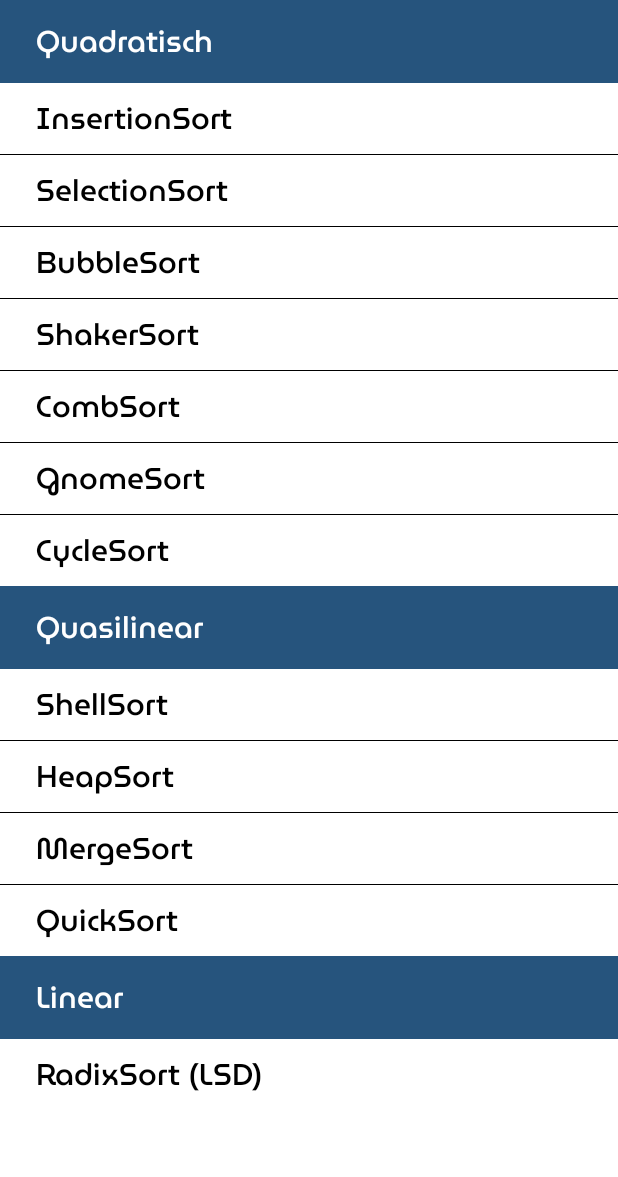
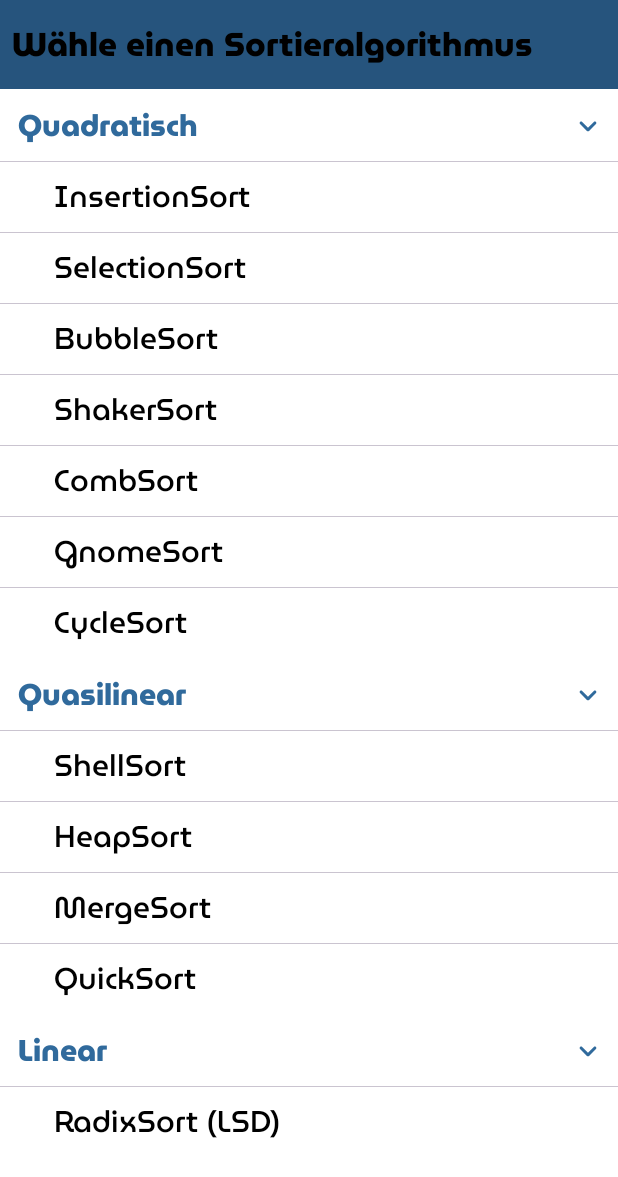
Before and after one commit to RaffaelW/SortVisualizer, an Android app built with Jetpack Compose: the screen it shows after launch (MainActivity), on a phone screen of 412 x 824 dp. Shown: the top 1177 px of the screen. Run offline under Robolectric (Android 15) with nearby library versions, the phone set to English and light mode, and no system bars.

Commit message:
improved the ui

```diff
--- a/app/src/main/java/com/raffascript/sortvisualizer/selection/presentation/SelectionScreen.kt
+++ b/app/src/main/java/com/raffascript/sortvisualizer/selection/presentation/SelectionScreen.kt
@@ -3,26 +3,39 @@ package com.raffascript.sortvisualizer.selection.presentation
 import android.annotation.SuppressLint
 import android.app.Activity
 import android.content.pm.ActivityInfo
+import androidx.compose.animation.AnimatedVisibility
 import androidx.compose.foundation.ExperimentalFoundationApi
+import androidx.compose.foundation.background
 import androidx.compose.foundation.clickable
+import androidx.compose.foundation.layout.Column
+import androidx.compose.foundation.layout.Row
 import androidx.compose.foundation.layout.fillMaxSize
 import androidx.compose.foundation.layout.fillMaxWidth
 import androidx.compose.foundation.layout.padding
 import androidx.compose.foundation.lazy.LazyColumn
-import androidx.compose.foundation.lazy.itemsIndexed
+import androidx.compose.foundation.lazy.items
+import androidx.compose.material.icons.Icons
+import androidx.compose.material.icons.rounded.KeyboardArrowDown
+import androidx.compose.material.icons.rounded.KeyboardArrowUp
 import androidx.compose.material3.Divider
+import androidx.compose.material3.Icon
 import androidx.compose.material3.MaterialTheme
 import androidx.compose.material3.Surface
 import androidx.compose.material3.Text
 import androidx.compose.runtime.Composable
 import androidx.compose.runtime.LaunchedEffect
+import androidx.compose.runtime.remember
+import androidx.compose.runtime.toMutableStateMap
+import androidx.compose.ui.Alignment
 import androidx.compose.ui.Modifier
 import androidx.compose.ui.platform.LocalContext
 import androidx.compose.ui.res.stringResource
+import androidx.compose.ui.text.font.FontWeight
 import androidx.compose.ui.tooling.preview.Preview
 import androidx.compose.ui.unit.Dp
 import androidx.compose.ui.unit.dp
 import androidx.compose.ui.unit.sp
+import com.raffascript.sortvisualizer.R
 import com.raffascript.sortvisualizer.core.data.AlgorithmData
 import com.raffascript.sortvisualizer.core.data.TimeComplexity
 import com.raffascript.sortvisualizer.core.data.algorithms.InsertionSort
@@ -37,49 +50,87 @@ fun SelectionScreen(state: SelectionState, navigateToVisualizer: (Int) -> Unit)
         activity.requestedOrientation = ActivityInfo.SCREEN_ORIENTATION_PORTRAIT
     }
 
+    Column {
+
+        Text(
+            text = "Wähle einen Sortieralgorithmus",
+            style = MaterialTheme.typography.titleLarge,
+            fontSize = 22.sp,
+            modifier = Modifier.fillMaxWidth()
+                .background(color = MaterialTheme.colorScheme.secondary)
+                .padding(horizontal = 8.dp, vertical = 12.dp)
+        )
+
+        val isExpandedMap = remember {
+            List(state.algorithmData.size) { index ->
+                index to true
+            }.toMutableStateMap()
+        }
+
         LazyColumn(modifier = Modifier.fillMaxSize()) {
-        state.algorithmData.toList().forEach { (key, list) ->
+            state.algorithmData.toList().forEachIndexed { index, (key, list) ->
 
                 stickyHeader {
-                Header(stringResource(id = key.fullName))
+                    Header(
+                        text = stringResource(id = key.fullName),
+                        isExpanded = isExpandedMap[index] ?: true,
+                        onClick = {
+                            isExpandedMap[index] = !(isExpandedMap[index] ?: true)
+                        }
+                    )
                 }
 
-            itemsIndexed(items = list, key = { _, item -> item.id }) { index, item ->
-                Row(item, onClick = { navigateToVisualizer(item.id) })
-                if (index < list.lastIndex) {
-                    Divider(color = MaterialTheme.colorScheme.onBackground, thickness = Dp.Hairline)
+                items(items = list, key = { item -> item.id }) { item ->
+                    AnimatedVisibility(isExpandedMap[index] ?: true) {
+                        ListRow(item, onClick = { navigateToVisualizer(item.id) })
+                        Divider(thickness = Dp.Hairline)
                     }
-
                 }
 
             }
         }
     }
+}
 
 @Composable
-fun Header(text: String) {
+fun Header(text: String, isExpanded: Boolean, onClick: () -> Unit) {
     Surface(
         modifier = Modifier.fillMaxWidth(),
-        color = MaterialTheme.colorScheme.secondary
+        onClick = onClick
     ) {
+        Row(modifier = Modifier.fillMaxWidth()) {
             Text(
                 text = text,
                 style = MaterialTheme.typography.titleMedium,
-            fontSize = 20.sp,
-            modifier = Modifier.padding(horizontal = 24.dp, vertical = 12.dp)
+                fontWeight = FontWeight.ExtraBold,
+                color = MaterialTheme.colorScheme.primary,
+                modifier = Modifier.padding(horizontal = 12.dp, vertical = 8.dp).weight(1f)
             )
+
+            val (icon, descriptionRes) = if (isExpanded) {
+                Pair(Icons.Rounded.KeyboardArrowDown, R.string.fold)
+            } else {
+                Pair(Icons.Rounded.KeyboardArrowUp, R.string.expand)
+            }
+            Icon(
+                imageVector = icon,
+                contentDescription = stringResource(id = descriptionRes),
+                tint = MaterialTheme.colorScheme.primary,
+                modifier = Modifier.align(Alignment.CenterVertically).padding(end = 8.dp)
+            )
+        }
     }
 }
 
 @Composable
-fun Row(algorithm: AlgorithmData, onClick: () -> Unit) {
+fun ListRow(algorithm: AlgorithmData, onClick: () -> Unit) {
     Text(
         text = algorithm.name,
         style = MaterialTheme.typography.titleMedium,
         modifier = Modifier
             .fillMaxWidth()
             .clickable { onClick() }
-            .padding(horizontal = 24.dp, vertical = 8.dp)
+            .padding(horizontal = 36.dp, vertical = 8.dp)
     )
 }
 
--- a/app/src/main/res/values/strings.xml
+++ b/app/src/main/res/values/strings.xml
@@ -22,4 +22,6 @@
     <string name="linear">Linear</string>
     <string name="quasilinear">Quasilinear</string>
     <string name="quadratic">Quadratisch</string>
+    <string name="fold">Einklappen</string>
+    <string name="expand">Ausklappen</string>
 </resources>
```
Lines whose indentation alone changed are shown as unchanged.
